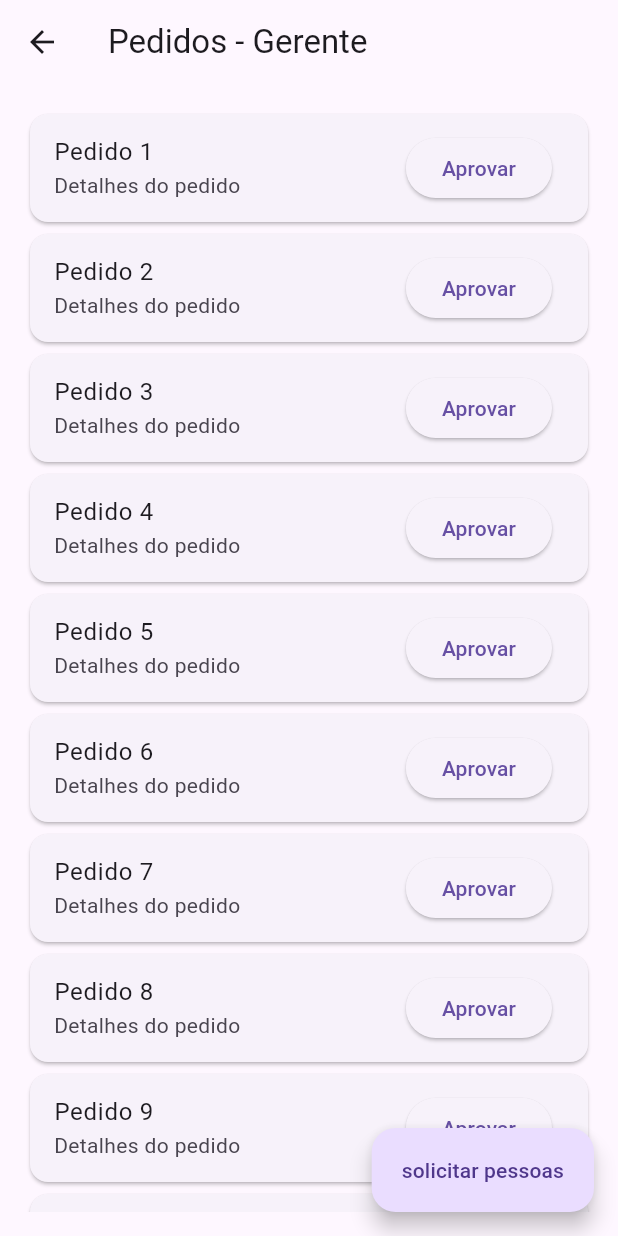
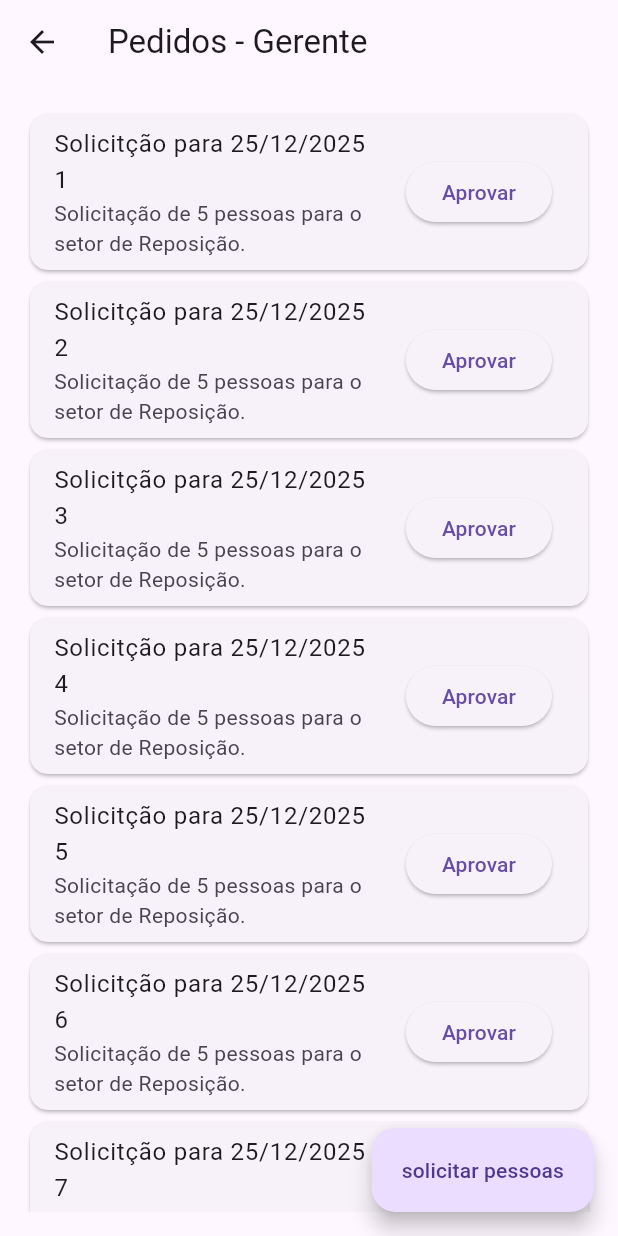
Before and after one commit to KlugeJuliano/freelance, a Flutter app: the GerenteView screen opened by its route, on a phone screen of 412 x 824 dp. Run offline on Flutter 3.47's test engine with Material 3 defaults, Android fonts, the phone set to English and light mode, and no system bars; our stand-ins replace go_router.

```diff
--- a/lib/main.dart
+++ b/lib/main.dart
@@ -1,6 +1,7 @@
 import 'package:flutter/material.dart';
 import 'package:freelance/providers/auth_provider.dart';
 import 'package:freelance/views/home_view.dart';
+import 'package:freelance/views/manager/jornada_view.dart';
 import 'package:freelance/views/manager/new_request_view.dart';
 import 'package:freelance/views/manager/requests_view.dart';
 import 'package:freelance/views/rh/fila_pedidos_view.dart';
@@ -27,7 +28,12 @@ final GoRouter _router = GoRouter(
     GoRoute(
       path: '/manager/new_request',
       builder: (context, state) => const NovaSolicitacao(),
-    ),GoRoute(
+    ),
+    GoRoute(
+      path: '/manager/jornada_view',
+      builder: (context, state) => const JornadaView(),
+    ),
+    GoRoute(
       path: '/rh/fila_pedidos',
       builder: (context, state) => const FilaPedidosView(),
     ),
--- a/lib/views/manager/requests_view.dart
+++ b/lib/views/manager/requests_view.dart
@@ -21,10 +21,14 @@ class _GerenteViewState extends State<GerenteView> {
       body: Padding(padding: const EdgeInsets.all(16.0),
       child: ListView.builder(
           itemBuilder: (context, itens){
+
         return Card(
           child: ListTile(
-            title: Text('Pedido ${itens + 1}'),
-            subtitle: const Text('Detalhes do pedido'),
+            title: Text('Solicitção para 25/12/2025 ${itens + 1}'),
+            subtitle: const Text('Solicitação de 5 pessoas para o setor de Reposição.'),
+            onTap: (){
+              context.push('/manager/jornada_view');
+            },
             trailing: ElevatedButton(
 
               onPressed: () {
```
Also changed, not shown: lib/views/manager/jornada_view.dart (+57 -0 lines), lib/views/manager/new_request_view.dart (+6 -2 lines).
